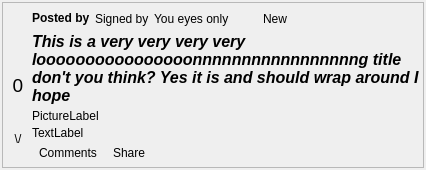
Old version of the form retroshare-gui/src/gui/Posted/BoardPostDisplayWidget_card.ui in the repository RetroShare/RetroShare.
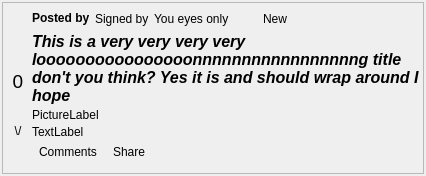
New version of the form. Icons and pictures are not drawn. Custom widgets are drawn as their Qt base class.

Commit message: Fix BoardPostDisplayWidget when editor redraw.

```diff
--- a/retroshare-gui/src/gui/Posted/BoardPostDisplayWidget_card.ui
+++ b/retroshare-gui/src/gui/Posted/BoardPostDisplayWidget_card.ui
@@ -90,7 +90,10 @@
         </property>
         <item>
          <widget class="QFrame" name="voteFrame">
-          <layout class="QVBoxLayout" name="arrowsLayout">
+          <layout class="QVBoxLayout" name="voteFrame_VL">
+           <property name="spacing">
+            <number>0</number>
+           </property>
            <property name="leftMargin">
             <number>0</number>
            </property>
@@ -173,6 +176,13 @@
              </property>
             </widget>
            </item>
+           <item>
+            <spacer name="voteFrame_VS">
+             <property name="orientation">
+              <enum>Qt::Vertical</enum>
+             </property>
+            </spacer>
+           </item>
           </layout>
          </widget>
         </item>
@@ -424,10 +434,30 @@
             </item>
            </layout>
           </item>
+          <item>
+           <spacer name="right_VS">
+            <property name="orientation">
+             <enum>Qt::Vertical</enum>
+            </property>
+            <property name="sizeHint" stdset="0">
+             <size>
+              <width>0</width>
+              <height>0</height>
+             </size>
+            </property>
+           </spacer>
+          </item>
          </layout>
         </item>
        </layout>
       </item>
+      <item>
+       <spacer name="feedFrame_VS">
+        <property name="orientation">
+         <enum>Qt::Vertical</enum>
+        </property>
+       </spacer>
+      </item>
      </layout>
     </widget>
    </item>
```
Left out of the diff: 12 changed lines with no effect on the pictures. The commit also changes 10 other files.
